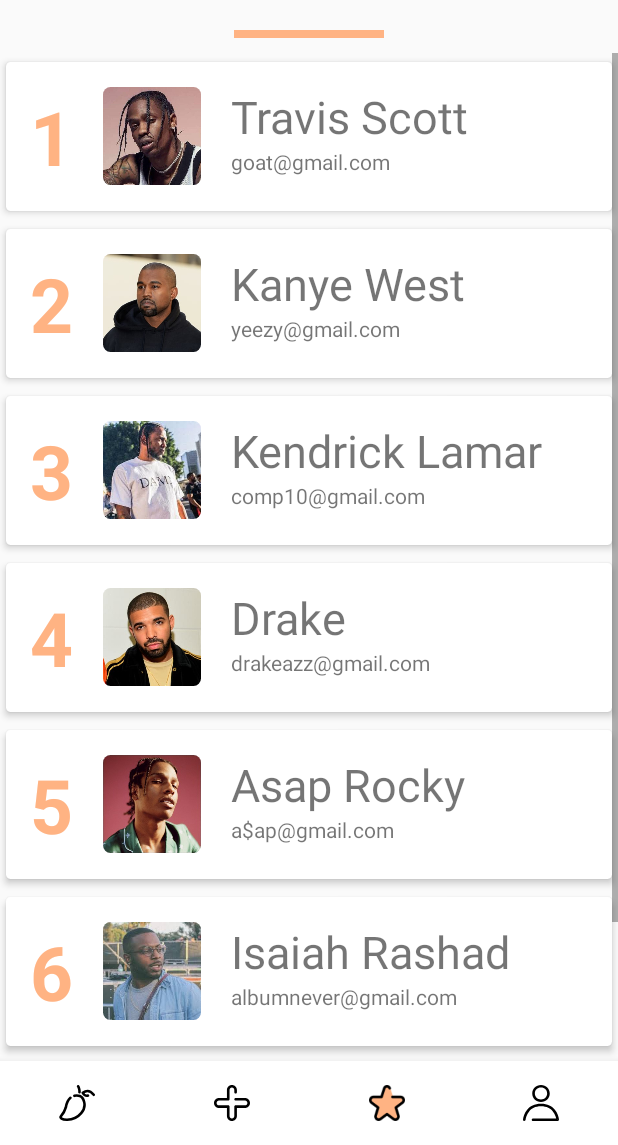
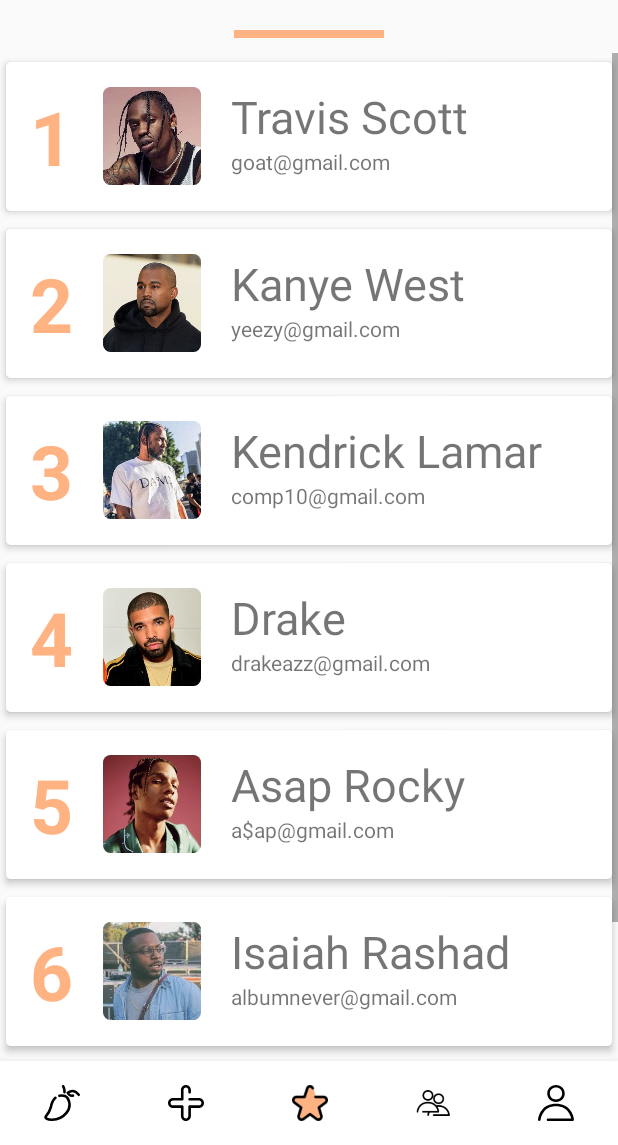
Before and after one commit to menalabib/Ripe, an Android app: the NavActivity screen opened directly, with no data from a screen before it, item 3 of the bottom bar chosen, on a phone screen of 412 x 824 dp, the part 91-1236 px from its top. Run offline under Robolectric (Android 15) with nearby library versions, the light colour scheme and no system bars.

Commit message:
added groups fragment

```diff
--- a/app/src/main/java/ripe/ripe/NavActivity.java
+++ b/app/src/main/java/ripe/ripe/NavActivity.java
@@ -7,6 +7,7 @@ import android.support.annotation.NonNull;
 import android.view.MenuItem;
 
 import ripe.ripe.NavFragments.FeedFragment;
+import ripe.ripe.NavFragments.GroupsFragment;
 import ripe.ripe.NavFragments.LeaderboardFragment;
 import ripe.ripe.NavFragments.ProfileFragment;
 
@@ -54,6 +55,9 @@ public class NavActivity extends AppCompatActivity implements BottomNavigationVi
             case R.id.navigation_leaderboard:
                 fragment = new LeaderboardFragment();
                 break;
+            case R.id.navigation_groups:
+                fragment = new GroupsFragment();
+                break;
             case R.id.navigation_upload:
                 break;
         }
--- /dev/null
+++ b/app/src/main/res/drawable/selector_groups.xml
@@ -0,0 +1,5 @@
+<?xml version="1.0" encoding="utf-8"?>
+<selector xmlns:android="http://schemas.android.com/apk/res/android">
+    <item android:drawable="@drawable/groups_selected" android:state_checked="true"/>
+    <item android:drawable="@drawable/groups" android:state_checked="false"/>
+</selector>
--- a/app/src/main/res/menu/bottom_nav_menu.xml
+++ b/app/src/main/res/menu/bottom_nav_menu.xml
@@ -16,6 +16,10 @@
         android:icon="@drawable/selector_leaderboard"
         android:title="@string/title_leaderboard" />
     <item
+        android:id="@+id/navigation_groups"
+        android:icon="@drawable/selector_groups"
+        android:title="@string/title_groups" />
+    <item
         android:id="@+id/navigation_profile"
         android:icon="@drawable/selector_profile"
         android:title="@string/title_profile" />
--- a/app/src/main/res/values/strings.xml
+++ b/app/src/main/res/values/strings.xml
@@ -11,6 +11,7 @@
     <string name="title_upload">Upload</string>
     <string name="title_leaderboard">Leaderboard</string>
     <string name="title_profile">Profile</string>
+    <string name="title_groups">Groups</string>
 
     <!-- TODO: Remove or change this placeholder text -->
     <string name="hello_blank_fragment">Hello blank fragment</string>
```
Also changed, not shown: app/src/main/java/ripe/ripe/NavFragments/GroupsFragment.java (added, +56 -0 lines), app/src/main/res/layout/card_view.xml (+7 -6 lines), app/src/main/res/layout/fragment_groups.xml (added, +13 -0 lines), app/src/main/res/drawable-v24/dislike_logo.webp (deleted), app/src/main/res/drawable-v24/like_logo.webp (deleted), app/src/main/res/drawable/dislike_logo.webp (added), app/src/main/res/drawable/groups.webp (added), app/src/main/res/drawable/groups_selected.webp (added), app/src/main/res/drawable/like_logo.webp (added).
